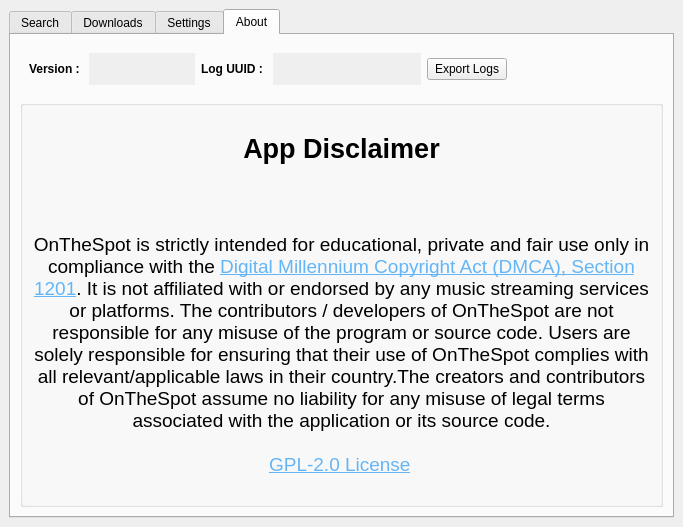
moddroid94/onthespot, file src/onthespot/gui/qtui/main.ui: the form before one commit.
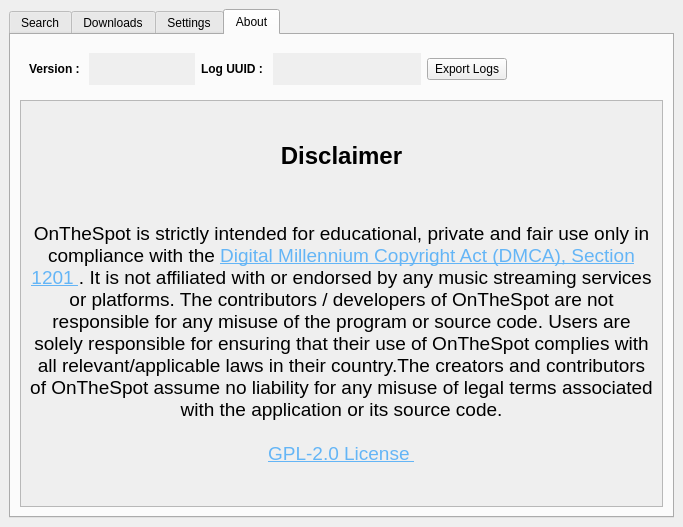
The form after the commit. The open tabs and pages were chosen to show the change. Icons and pictures are not drawn.

```diff
--- a/src/onthespot/gui/qtui/main.ui
+++ b/src/onthespot/gui/qtui/main.ui
@@ -4438,14 +4438,20 @@
          </widget>
         </item>
         <item>
-         <widget class="QGroupBox" name="ots_info_container">
-          <property name="title">
-           <string/>
-          </property>
-          <property name="flat">
+         <widget class="QScrollArea" name="scrollArea">
+          <property name="widgetResizable">
            <bool>true</bool>
           </property>
-          <layout class="QVBoxLayout" name="verticalLayout_15">
+          <widget class="QWidget" name="scrollAreaWidgetContents">
+           <property name="geometry">
+            <rect>
+             <x>0</x>
+             <y>0</y>
+             <width>641</width>
+             <height>405</height>
+            </rect>
+           </property>
+           <layout class="QVBoxLayout" name="verticalLayout_2">
            <item>
             <widget class="QLabel" name="ots_disclaimer_label">
              <property name="sizePolicy">
@@ -4455,9 +4461,25 @@
               </sizepolicy>
              </property>
              <property name="text">
-              <string>&lt;html align=&quot;center&quot; style=&quot;font-size:14pt;&quot;&gt;&lt;body&gt;&lt;p&gt;&lt;span style=&quot; font-size:20pt; font-weight:600;&quot;&gt;App Disclaimer&lt;/span&gt;&lt;/p&gt;&lt;p&gt;&lt;br/&gt;&lt;/p&gt;&lt;p&gt;OnTheSpot is strictly intended for educational, private and fair use only in compliance with the &lt;a href=&quot;https://www.copyright.gov/dmca/&quot; style=&quot;text-decoration: underline; color:#64B5F6;&quot;&gt;Digital Millennium Copyright Act (DMCA), Section 1201&lt;/a&gt;. It is not affiliated with or endorsed by any music streaming services or platforms. The contributors / developers of OnTheSpot are not responsible for  any misuse of the program or source code.  Users are solely responsible for ensuring that their use of OnTheSpot complies with all relevant/applicable laws in their country.The creators and contributors of OnTheSpot assume no liability for &lt;/span&gt;any misuse of legal terms associated with the application or its source code.&lt;br/&gt;&lt;br/&gt;&lt;a href=&quot;https://www.gnu.org/licenses/old-licenses/gpl-2.0.en.html#SEC1&quot; style=&quot;text-decoration: underline; color:#64B5F6;&quot;&gt;GPL-2.0 License&lt;/body&gt;&lt;/html&gt;
-
-</string>
+               <string>&lt;h1 align=&quot;center&quot;&gt;Disclaimer&lt;/h1&gt;
+&lt;br&gt;
+&lt;p align=&quot;center&quot; style=&quot;font-size:14pt;&quot;&gt;
+    OnTheSpot is strictly intended for educational, private and fair use only in compliance with the
+    &lt;a href=&quot;https://www.copyright.gov/dmca/&quot; style=&quot;text-decoration: underline; color:#64B5F6;&quot;&gt;
+        Digital Millennium Copyright Act (DMCA), Section 1201
+    &lt;/a&gt;
+    . It is not affiliated with or endorsed by any music streaming services or platforms.
+    The contributors / developers of OnTheSpot are not responsible for  any misuse of the
+    program or source code.  Users are solely responsible for ensuring that their use of
+    OnTheSpot complies with all relevant/applicable laws in their country.The creators
+    and contributors of OnTheSpot assume no liability for any misuse of legal terms
+    associated with the application or its source code.
+    &lt;br&gt;
+    &lt;br&gt;
+    &lt;a href=&quot;https://www.gnu.org/licenses/old-licenses/gpl-2.0.en.html#SEC1&quot; style=&quot;text-decoration: underline; color:#64B5F6;&quot;&gt;
+        GPL-2.0 License
+    &lt;/a&gt;
+&lt;/p&gt;</string>
              </property>
              <property name="scaledContents">
               <bool>false</bool>
@@ -4471,6 +4493,7 @@
             </widget>
            </item>
           </layout>
+          </widget>
          </widget>
         </item>
        </layout>
```
Lines whose indentation alone changed are shown as unchanged.
